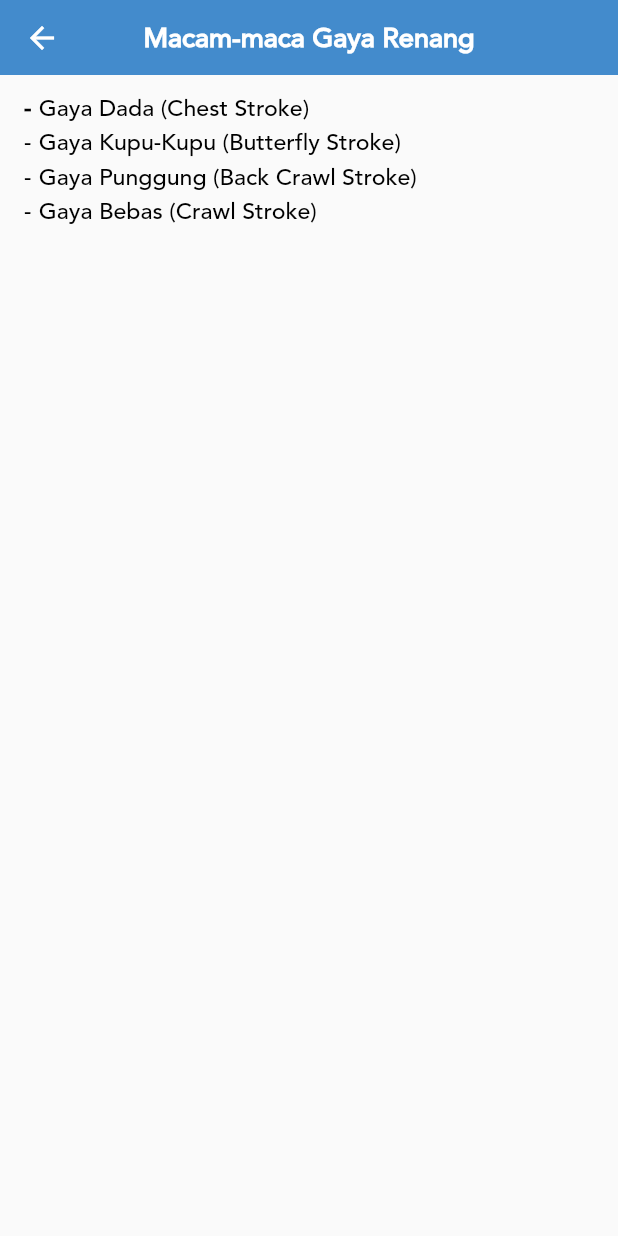
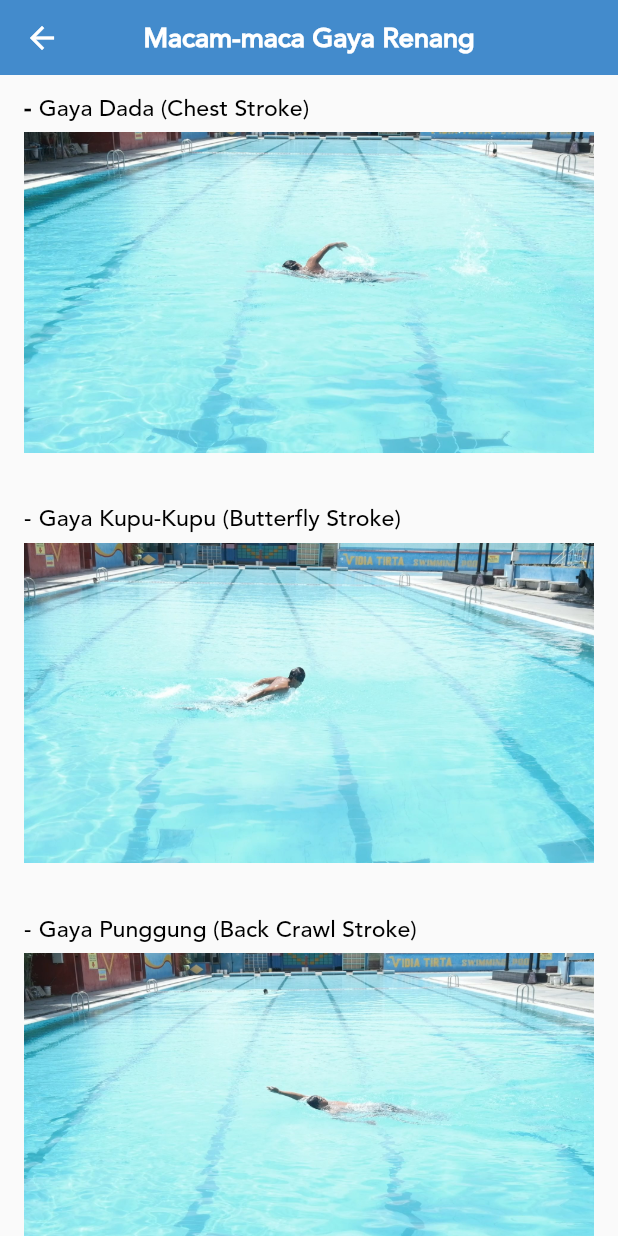
Before and after one commit to pacakman/swimming, a Flutter app: the KindsOfSwimmingScreen screen opened directly, on a phone screen of 412 x 824 dp. Run offline on Flutter 3.47's test engine with Material 2 defaults, Android fonts, the light colour scheme and no system bars; our stand-ins replace package_info.

Commit message:
fix: new content

```diff
--- a/lib/basic_knowledge/screens/kinds_of_swimming_screen.dart
+++ b/lib/basic_knowledge/screens/kinds_of_swimming_screen.dart
@@ -11,7 +11,8 @@ class KindsOfSwimmingScreen extends StatelessWidget {
       appBar: MyAppBar(
         title: 'Macam-maca Gaya Renang',
       ),
-      body: Container(
+      body: SingleChildScrollView(
+        child: Container(
           margin: EdgeInsets.symmetric(
             horizontal: 16,
             vertical: 10,
@@ -41,6 +42,13 @@ class KindsOfSwimmingScreen extends StatelessWidget {
                   ),
                 ],
               ),
+              SizedBox(
+                height: 5,
+              ),
+              Image.asset('assets/images/gaya_bebas.png'),
+              SizedBox(
+                height: 32,
+              ),
               Row(
                 mainAxisAlignment: MainAxisAlignment.start,
                 children: <Widget>[
@@ -62,6 +70,13 @@ class KindsOfSwimmingScreen extends StatelessWidget {
                     ),
                   ),
                 ],
+              ),
+              SizedBox(
+                height: 5,
+              ),
+              Image.asset('assets/images/kupu2.png'),
+              SizedBox(
+                height: 32,
               ),
               Row(
                 mainAxisAlignment: MainAxisAlignment.start,
@@ -85,6 +100,13 @@ class KindsOfSwimmingScreen extends StatelessWidget {
                   ),
                 ],
               ),
+              SizedBox(
+                height: 5,
+              ),
+              Image.asset('assets/images/punggung.png'),
+              SizedBox(
+                height: 32,
+              ),
               Row(
                 mainAxisAlignment: MainAxisAlignment.start,
                 children: <Widget>[
@@ -106,8 +128,13 @@ class KindsOfSwimmingScreen extends StatelessWidget {
                     ),
                   ),
                 ],
-            )
+              ),
+              SizedBox(
+                height: 5,
+              ),
+              Image.asset('assets/images/dada.png'),
             ],
+          ),
         ),
       ),
     );
--- a/lib/basic_knowledge/screens/swimming_history_screen.dart
+++ b/lib/basic_knowledge/screens/swimming_history_screen.dart
@@ -20,6 +20,7 @@ class SwimmingHistoryScreen extends StatelessWidget {
           child: Column(
             crossAxisAlignment: CrossAxisAlignment.start,
             children: <Widget>[
+              Image.asset('assets/images/sejarah_renang_1.png'),
               Text(
                 '     Dalam sejarah renang dijelaskan bahwa kegiatan renang sudah dikenal sejak jaman dahulu. Hal ini terbukti dengan adanya tanda-tanda peninggalan raja-raja atau kekaisaran, berupa gambar atau relief. Negara-negara yang terbukti bahwa renang sudah dikenal sejak jaman dahulu yaitu Cina, India, Yunani, Syiria dan negara lainnya. Ternyata di negara tersebut terdapat air yang menyebabkan adanya danau, sungai dan laut. Tempat-tempat tersebut merupakan tempat sumber pencaharian bagi masyarakat disekitarnya. Pada awalnya menangkap ikan, menyelam mencari kerang, atau terpaksa harus menyeberangi sungai ataupun danau untuk bertani, yang menyebabkan akhirnya renang bisa disukai.',
                 style: MyTextTheme.style(
@@ -39,6 +40,10 @@ class SwimmingHistoryScreen extends StatelessWidget {
                 ),
                 textAlign: TextAlign.justify,
               ),
+              SizedBox(
+                height: 5,
+              ),
+              Image.asset('assets/images/sejarah_renang.png'),
               SizedBox(
                 height: 5,
               ),
--- a/lib/basic_knowledge/screens/swimming_standard_size_screen.dart
+++ b/lib/basic_knowledge/screens/swimming_standard_size_screen.dart
@@ -20,6 +20,7 @@ class SwimmingStandardSizeScreen extends StatelessWidget {
           ),
           child: Column(
             children: <Widget>[
+              Image.asset('assets/images/standar_kolam.png'),
               Row(
                 crossAxisAlignment: CrossAxisAlignment.start,
                 children: <Widget>[
--- a/lib/safety/screens/safety_screen.dart
+++ b/lib/safety/screens/safety_screen.dart
@@ -21,6 +21,7 @@ class SafetyScreen extends StatelessWidget {
             child: Column(
               crossAxisAlignment: CrossAxisAlignment.start,
               children: <Widget>[
+                Image.asset('assets/images/keselamatan_di_kolam.png'),
                 Text(
                   'Dalam melakukan aktivitas di air ada beberapa hal yang harus dihindari antara lain:',
                   style: MyTextTheme.style(
--- a/lib/utilities/components/builder_drawer.dart
+++ b/lib/utilities/components/builder_drawer.dart
@@ -82,7 +82,9 @@ class _BuilderDrawerState extends State<BuilderDrawer> {
                   textAlign: TextAlign.justify,
                 ),
                 selectedTileColor: Colors.blue,
+                trailing: Icon(Icons.arrow_forward_ios),
               ),
+              Divider(thickness: 1,),
               ListTile(
                 onTap: () {
                   Navigator.of(context).push(
@@ -100,6 +102,7 @@ class _BuilderDrawerState extends State<BuilderDrawer> {
                   textAlign: TextAlign.justify,
                 ),
                 selectedTileColor: Colors.blue,
+                trailing: Icon(Icons.arrow_forward_ios),
               )
             ],
           ),
--- a/lib/utilities/constants.dart
+++ b/lib/utilities/constants.dart
@@ -20,6 +20,7 @@ const List<String> BASIC_KNOWLEDGE_MENUS = [
   'Perlengkapan Renang',
   'Macam-macam Gaya Renang',
   'Standar Ukuran Kolam Renang',
+  'Dasar Perilaku Dalam Berenang'
 ];
 
 const List<String> BASIC_SKILLS = [
```
Also changed, not shown: lib/basic_knowledge/screens/basic_knowledge_screen.dart (+9 -4 lines), lib/basic_knowledge/screens/swimming_basic_behaviour.dart (added, +48 -0 lines), assets/images/dada.png (added), assets/images/dasar_perilaku_renang.png (added), assets/images/gaya_bebas.png (added), assets/images/kupu2.png (added), assets/images/punggung.png (added), assets/images/sejarah_renang.png (added), assets/images/sejarah_renang_1.png (added), assets/images/standar_kolam.png (added), 4 other files. Lines whose indentation alone changed are shown as unchanged.
